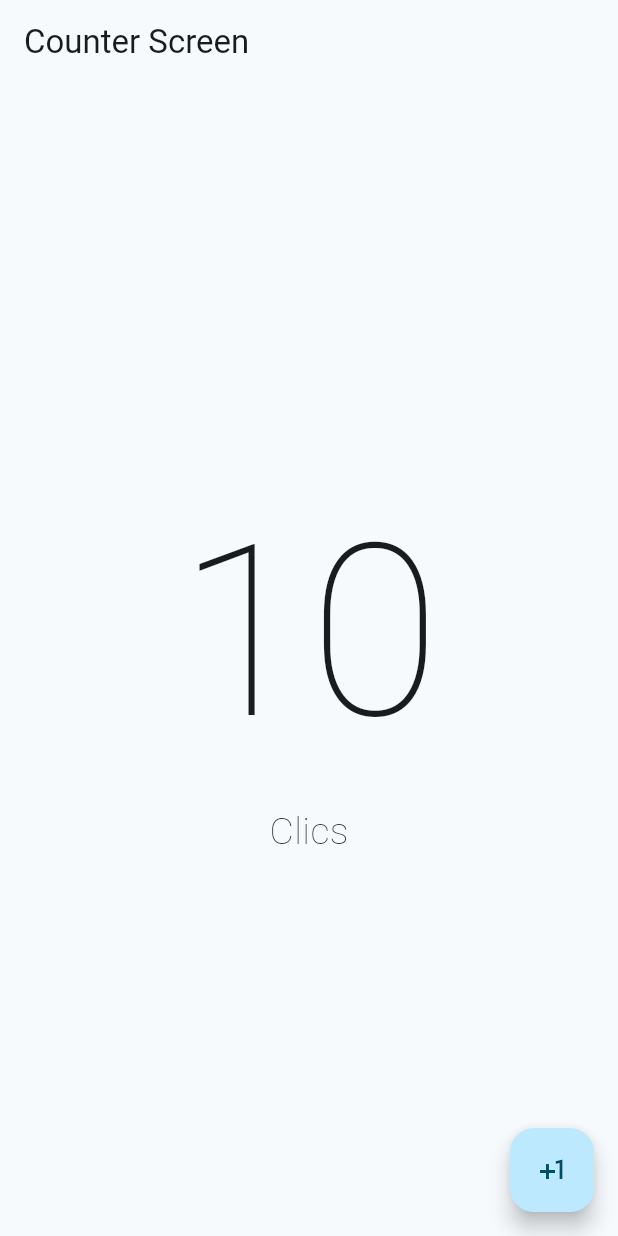
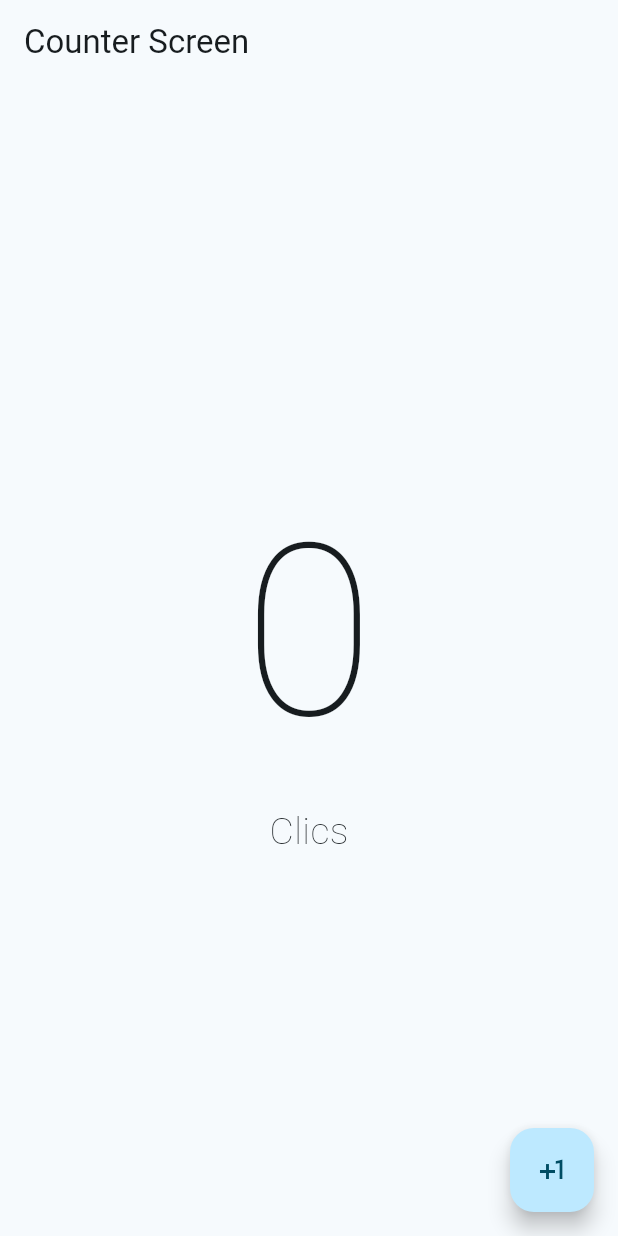
Before and after one commit to Drakoreo/hello_world_app, a Flutter app: the screen it shows after launch, on a phone screen of 412 x 824 dp. Run offline on Flutter 3.47's test engine with Material 3 defaults, Android fonts, the phone set to English and light mode, and no system bars.

Commit message:
Actualización a las 4pm

```diff
--- a/lib/presentation/screens/counter/counter_screen.dart
+++ b/lib/presentation/screens/counter/counter_screen.dart
@@ -1,28 +1,43 @@
 import 'package:flutter/material.dart';
 
-class CounterScreen extends StatelessWidget {
+class CounterScreen extends StatefulWidget {
   const CounterScreen({super.key});
+
+  @override
+  State<CounterScreen> createState() => _CounterScreenState();
+}
+
+class _CounterScreenState extends State<CounterScreen> {
+  int clickCounter = 0;
 
   @override
   Widget build(BuildContext context) {
     return Scaffold(
       appBar: AppBar(
-        title: Text('Counter Screen'),
+        title: const Text('Counter Screen'),
       ),
-      body: const Center(
+      body: Center(
           child: Column(
         mainAxisAlignment: MainAxisAlignment.center,
         children: [
-            Text('10', style: TextStyle( fontSize: 160, fontWeight: FontWeight.w100 ),),
-            Text('Clics', style: TextStyle( fontSize: 25, fontWeight: FontWeight.w100 ),)
+          Text(
+            '$clickCounter',
+            style: const TextStyle(fontSize: 160, fontWeight: FontWeight.w100),
+          ),
+          const Text(
+            'Clics',
+            style: TextStyle(fontSize: 25, fontWeight: FontWeight.w100),
+          )
         ],
-        )
-        ),
+      )),
       floatingActionButton: FloatingActionButton(
         onPressed: () {
 
+          clickCounter ++;
+          setState(() {});
+
         },
-          child: const Icon( Icons.plus_one ),
+        child: const Icon(Icons.plus_one),
       ),
     );
   }
```
Lines whose indentation alone changed are shown as unchanged.
